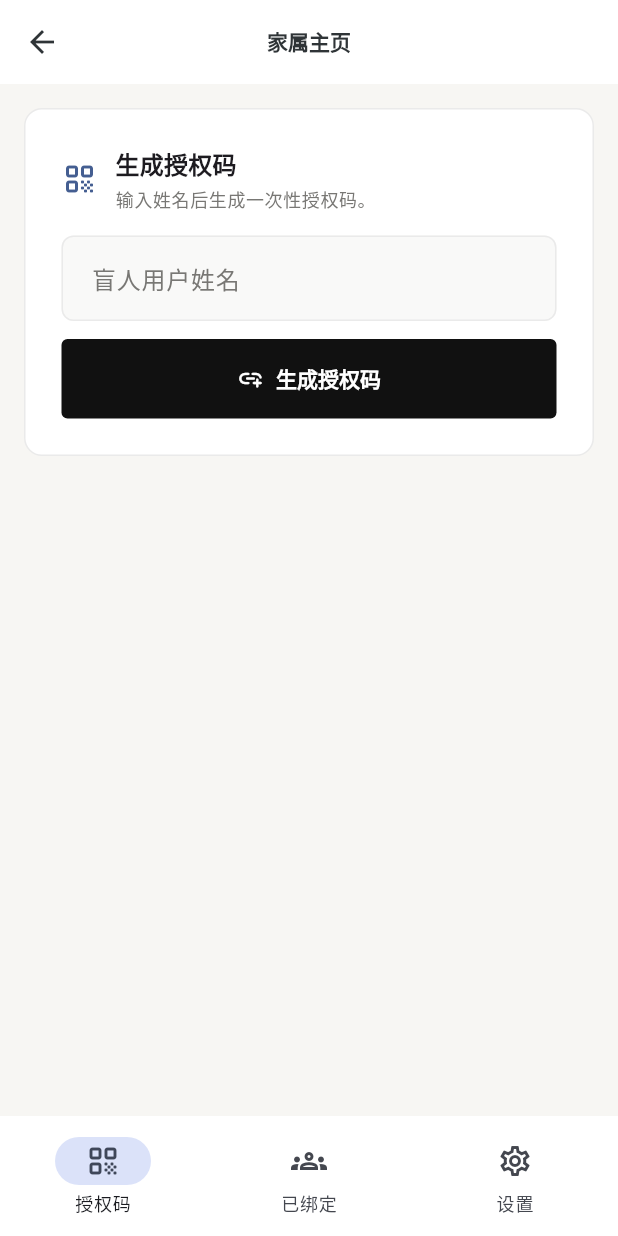
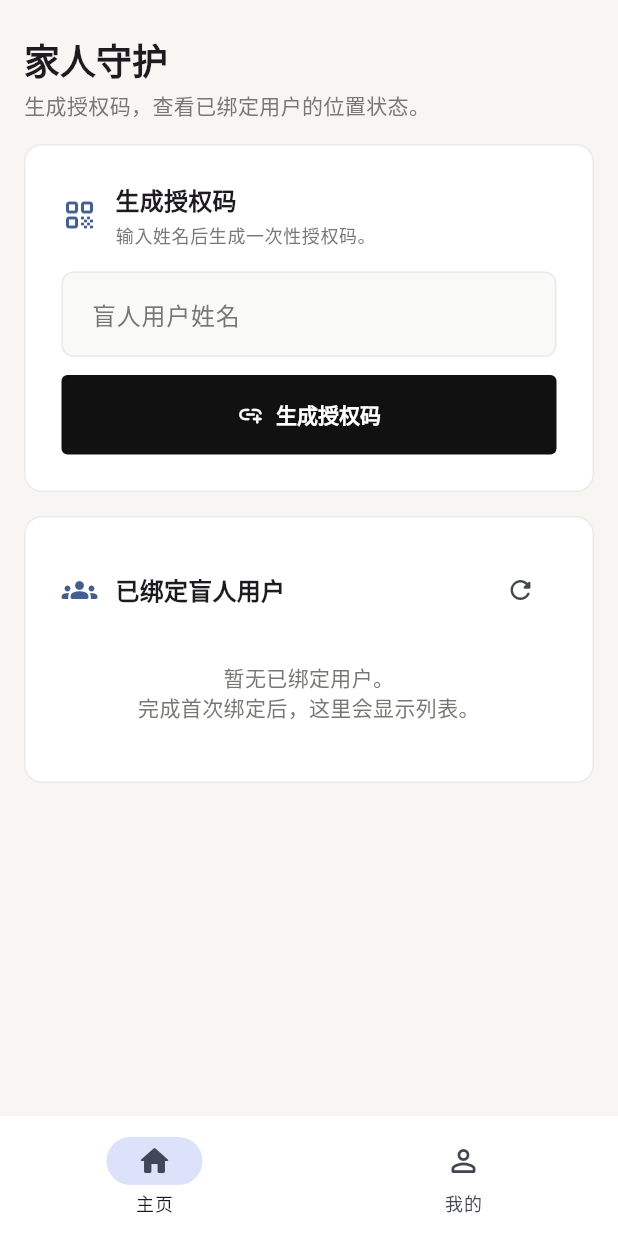
Before and after one commit to chius-me/globi-app, a Flutter app: the HomeScreen screen opened directly, after a tap on the "close" icon, on a phone screen of 412 x 824 dp. Run offline on Flutter 3.47's test engine with Material 3 defaults, Android fonts, the phone set to English and light mode, and no system bars; drawn by our look-alikes of dynamic_color; our stand-ins replace app_links, battery_plus, dio, flutter_map, flutter_secure_storage, flutter_svg and 5 more; missing offline and left inert: record; accounts and stored records are empty; network calls fail.

Commit message:
feat(family): consolidate home tabs

```diff
--- a/lib/screens/home_screen.dart
+++ b/lib/screens/home_screen.dart
@@ -67,7 +67,7 @@ class _HomeScreenState extends State<HomeScreen> {
     return Consumer2<AuthProvider, FamilyBlindProvider>(
       builder: (context, auth, familyBlind, _) {
         final pages = <Widget>[
-          _AuthorizationTab(
+          _MainTab(
             controller: _blindUserNameController,
             latestLinkCode: familyBlind.latestLinkCode,
             isSubmitting: familyBlind.isCreatingLinkCode,
@@ -77,8 +77,6 @@ class _HomeScreenState extends State<HomeScreen> {
             onCopy: () => _showCopySnackbar(
               familyBlind.latestLinkCode!.authorizationCode,
             ),
-          ),
-          _BoundUsersTab(
             blindUsers: familyBlind.blindUsers,
             isLoading: familyBlind.isLoadingBlindUsers,
             onRefresh: familyBlind.refreshBlindUsers,
@@ -99,9 +97,6 @@ class _HomeScreenState extends State<HomeScreen> {
 
         return Scaffold(
           backgroundColor: MinimalColors.lightBg,
-          appBar: AppBar(
-            title: const Text('家属主页'),
-          ),
           body: IndexedStack(
             index: _currentTabIndex,
             children: pages,
@@ -112,18 +107,14 @@ class _HomeScreenState extends State<HomeScreen> {
                 setState(() => _currentTabIndex = index),
             destinations: const [
               NavigationDestination(
-                icon: Icon(Icons.qr_code_rounded),
-                label: '授权码',
+                icon: Icon(Icons.home_outlined),
+                selectedIcon: Icon(Icons.home_rounded),
+                label: '主页',
               ),
               NavigationDestination(
-                icon: Icon(Icons.groups_outlined),
-                selectedIcon: Icon(Icons.groups_rounded),
-                label: '已绑定',
-              ),
-              NavigationDestination(
-                icon: Icon(Icons.settings_outlined),
-                selectedIcon: Icon(Icons.settings_rounded),
-                label: '设置',
+                icon: Icon(Icons.person_outline_rounded),
+                selectedIcon: Icon(Icons.person_rounded),
+                label: '我的',
               ),
             ],
           ),
@@ -159,7 +150,7 @@ class _HomeScreenState extends State<HomeScreen> {
   }
 }
 
-class _AuthorizationTab extends StatelessWidget {
+class _MainTab extends StatelessWidget {
   final TextEditingController controller;
   final BlindLinkCode? latestLinkCode;
   final bool isSubmitting;
@@ -167,8 +158,11 @@ class _AuthorizationTab extends StatelessWidget {
   final VoidCallback onGenerate;
   final VoidCallback onDismissError;
   final VoidCallback onCopy;
+  final List<FamilyBlindUser> blindUsers;
+  final bool isLoading;
+  final Future<void> Function() onRefresh;
 
-  const _AuthorizationTab({
+  const _MainTab({
     required this.controller,
     required this.latestLinkCode,
     required this.isSubmitting,
@@ -176,6 +170,9 @@ class _AuthorizationTab extends StatelessWidget {
     required this.onGenerate,
     required this.onDismissError,
     required this.onCopy,
+    required this.blindUsers,
+    required this.isLoading,
+    required this.onRefresh,
   });
 
   @override
@@ -184,11 +181,26 @@ class _AuthorizationTab extends StatelessWidget {
 
     return SingleChildScrollView(
       padding: const EdgeInsets.fromLTRB(
-        Spacing.lg, Spacing.lg, Spacing.lg, Spacing.xxl,
+        Spacing.lg, Spacing.xl, Spacing.lg, Spacing.xxl,
       ),
       child: Column(
         crossAxisAlignment: CrossAxisAlignment.stretch,
         children: [
+          Text(
+            '家人守护',
+            style: theme.textTheme.headlineSmall?.copyWith(
+              fontWeight: FontWeight.w700,
+              letterSpacing: -0.02,
+            ),
+          ),
+          const SizedBox(height: Spacing.xs),
+          Text(
+            '生成授权码，查看已绑定用户的位置状态。',
+            style: theme.textTheme.bodyMedium?.copyWith(
+              color: MinimalColors.textSecondary,
+            ),
+          ),
+          const SizedBox(height: Spacing.lg),
           if (errorMessage != null)
             Padding(
               padding: const EdgeInsets.only(bottom: Spacing.md),
@@ -286,18 +298,24 @@ class _AuthorizationTab extends StatelessWidget {
               ],
             ),
           ),
+          const SizedBox(height: Spacing.lg),
+          _BoundUsersSection(
+            blindUsers: blindUsers,
+            isLoading: isLoading,
+            onRefresh: onRefresh,
+          ),
         ],
       ),
     );
   }
 }
 
-class _BoundUsersTab extends StatelessWidget {
+class _BoundUsersSection extends StatelessWidget {
   final List<FamilyBlindUser> blindUsers;
   final bool isLoading;
   final Future<void> Function() onRefresh;
 
-  const _BoundUsersTab({
+  const _BoundUsersSection({
     required this.blindUsers,
     required this.isLoading,
     required this.onRefresh,
@@ -307,14 +325,7 @@ class _BoundUsersTab extends StatelessWidget {
   Widget build(BuildContext context) {
     final theme = Theme.of(context);
 
-    return SingleChildScrollView(
-      padding: const EdgeInsets.fromLTRB(
-        Spacing.lg, Spacing.lg, Spacing.lg, Spacing.xxl,
-      ),
-      child: Column(
-        crossAxisAlignment: CrossAxisAlignment.stretch,
-        children: [
-          GlobiCard(
+    return GlobiCard(
       child: Column(
         crossAxisAlignment: CrossAxisAlignment.start,
         children: [
@@ -357,13 +368,9 @@ class _BoundUsersTab extends StatelessWidget {
               children: [
                 for (var index = 0; index < blindUsers.length; index++) ...[
                   _BlindUserTile(blindUser: blindUsers[index]),
-                        if (index != blindUsers.length - 1)
-                          const Divider(),
+                  if (index != blindUsers.length - 1) const Divider(),
                 ],
               ],
-                  ),
-              ],
-            ),
             ),
         ],
       ),
--- a/pubspec.yaml
+++ b/pubspec.yaml
@@ -16,7 +16,7 @@ publish_to: "none" # Remove this line if you wish to publish to pub.dev
 # https://developer.apple.com/library/archive/documentation/General/Reference/InfoPlistKeyReference/Articles/CoreFoundationKeys.html
 # In Windows, build-name is used as the major, minor, and patch parts
 # of the product and file versions while build-number is used as the build suffix.
-version: 0.1.19+19
+version: 0.1.20+20
 
 environment:
   sdk: ^3.11.1
```
Lines whose indentation alone changed are shown as unchanged.
